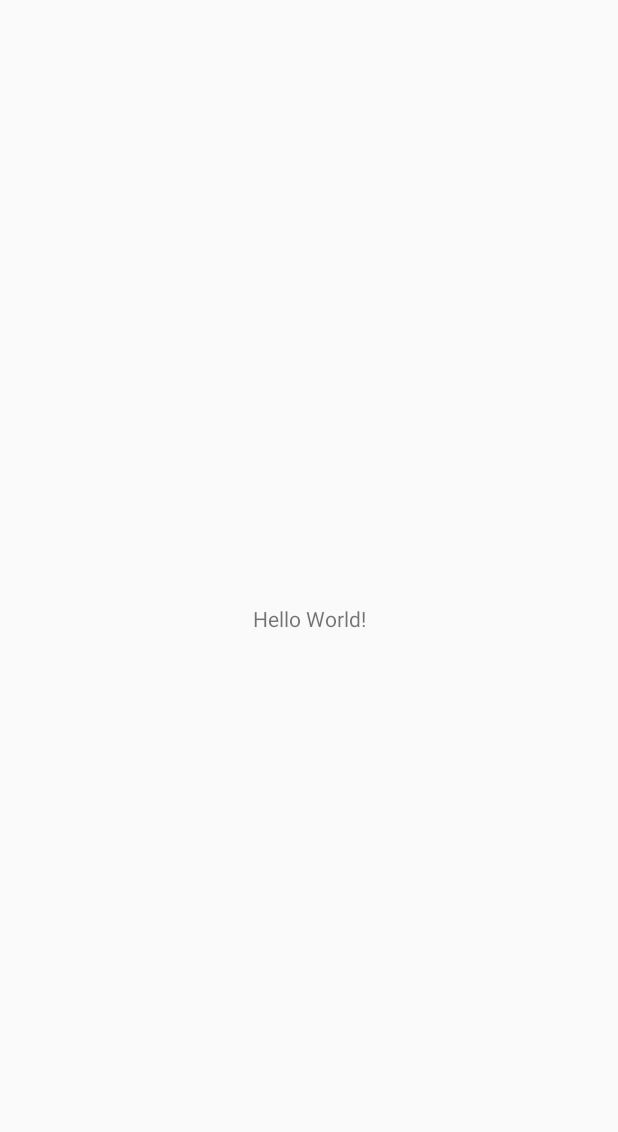
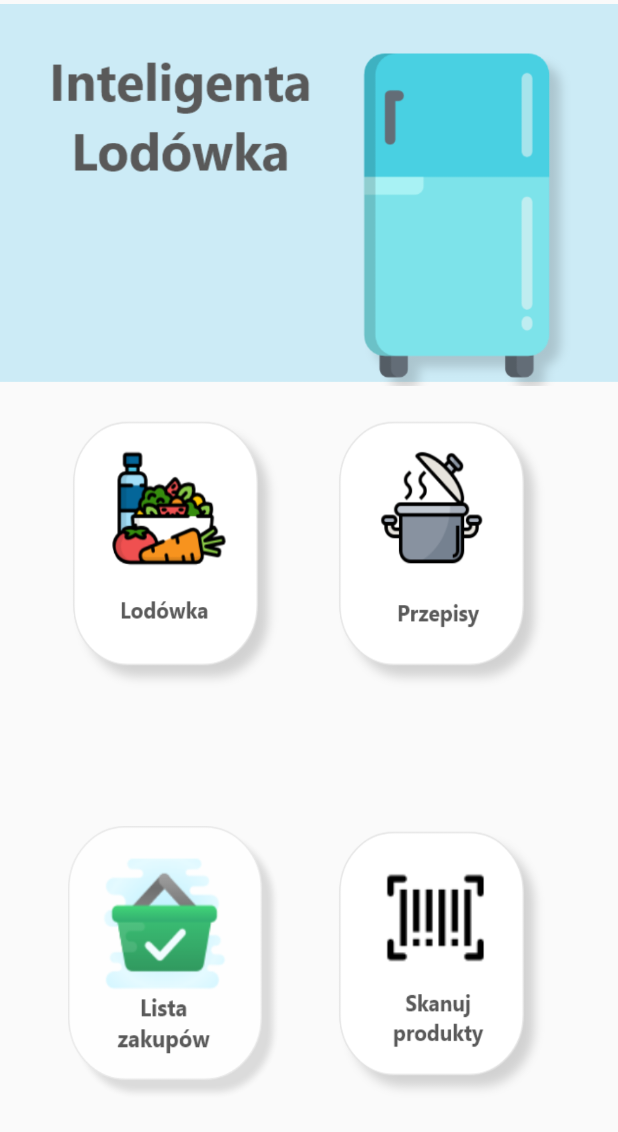
Before and after one commit to AgnieszkaRozanska/Inteligentna_Lodowka, an Android app: the screen it shows after launch (MainActivity), on a phone screen of 412 x 824 dp. Before the commit the part shown is almost empty. Shown: the top 1132 px of the screen. Run offline under Robolectric (Android 15) with nearby library versions, the phone set to English and light mode, and no system bars.

Commit message:
Create main window

```diff
--- a/app/src/main/res/layout/activity_main.xml
+++ b/app/src/main/res/layout/activity_main.xml
@@ -6,13 +6,75 @@
     android:layout_height="match_parent"
     tools:context=".MainActivity">
 
-    <TextView
-        android:layout_width="wrap_content"
-        android:layout_height="wrap_content"
-        android:text="Hello World!"
+    <Button
+        android:id="@+id/buttonFridge"
+        android:layout_width="144dp"
+        android:layout_height="185dp"
+        android:layout_marginStart="45dp"
+        android:layout_marginTop="20dp"
+        android:background="@drawable/button_fridge"
+        app:layout_constraintStart_toStartOf="parent"
+        app:layout_constraintTop_toBottomOf="@+id/imageView6" />
+
+    <Button
+        android:id="@+id/buttonRecipes"
+        android:layout_width="144dp"
+        android:layout_height="185dp"
+        android:layout_marginTop="20dp"
+        android:layout_marginEnd="45dp"
+        android:background="@drawable/button_recipes"
+        app:layout_constraintEnd_toEndOf="parent"
+        app:layout_constraintTop_toBottomOf="@+id/imageView6" />
+
+    <Button
+        android:id="@+id/buttonShoppingList"
+        android:layout_width="144dp"
+        android:layout_height="185dp"
+        android:layout_marginStart="45dp"
+        android:layout_marginTop="30dp"
+        android:layout_marginBottom="30dp"
+        android:background="@drawable/button_shopping_list"
         app:layout_constraintBottom_toBottomOf="parent"
-        app:layout_constraintLeft_toLeftOf="parent"
-        app:layout_constraintRight_toRightOf="parent"
-        app:layout_constraintTop_toTopOf="parent" />
+        app:layout_constraintStart_toStartOf="parent"
+        app:layout_constraintTop_toBottomOf="@+id/buttonFridge" />
+
+    <Button
+        android:id="@+id/buttonScan"
+        android:layout_width="144dp"
+        android:layout_height="185dp"
+        android:layout_marginTop="30dp"
+        android:layout_marginEnd="45dp"
+        android:layout_marginBottom="30dp"
+        android:background="@drawable/button_scan"
+        app:layout_constraintBottom_toBottomOf="parent"
+        app:layout_constraintEnd_toEndOf="parent"
+        app:layout_constraintTop_toBottomOf="@+id/buttonRecipes" />
+
+    <ImageView
+        android:id="@+id/imageView6"
+        android:layout_width="415dp"
+        android:layout_height="257dp"
+        app:layout_constraintEnd_toEndOf="parent"
+        app:layout_constraintHorizontal_bias="0.75"
+        app:layout_constraintStart_toStartOf="parent"
+        app:layout_constraintTop_toTopOf="parent"
+        app:srcCompat="@drawable/rectangle_background" />
+
+    <ImageView
+        android:id="@+id/imageView7"
+        android:layout_width="247dp"
+        android:layout_height="225dp"
+        app:layout_constraintBottom_toBottomOf="@+id/imageView6"
+        app:layout_constraintEnd_toEndOf="parent"
+        app:srcCompat="@drawable/kitchen_icon" />
+
+    <ImageView
+        android:id="@+id/imageView9"
+        android:layout_width="252dp"
+        android:layout_height="101dp"
+        android:layout_marginTop="30dp"
+        app:layout_constraintStart_toStartOf="parent"
+        app:layout_constraintTop_toTopOf="@+id/imageView6"
+        app:srcCompat="@drawable/title_of_app" />
 
 </androidx.constraintlayout.widget.ConstraintLayout>
```
Also changed, not shown: app/src/main/res/drawable/background2.png (added), app/src/main/res/drawable/background_main_window.png (added), app/src/main/res/drawable/button_shopping_list.png, app/src/main/res/drawable/kitchen_icon.png (added), app/src/main/res/drawable/rectangle_background.png (added), app/src/main/res/drawable/title_of_app.png (added).
